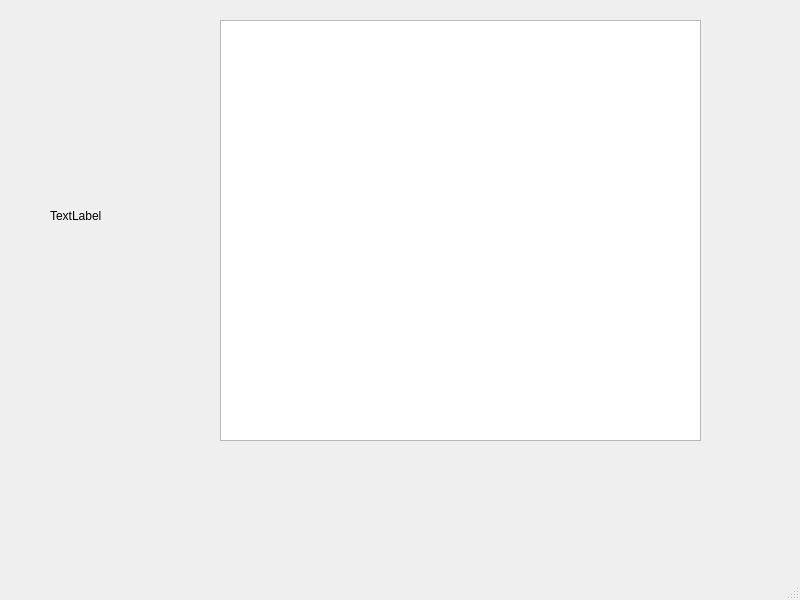
This is parser_from_lrc_and_xy/lrc_xy_parser/mainwindow.ui in knyazevmaksim/parser as Qt 5 draws it before an edit. The edited form follows.
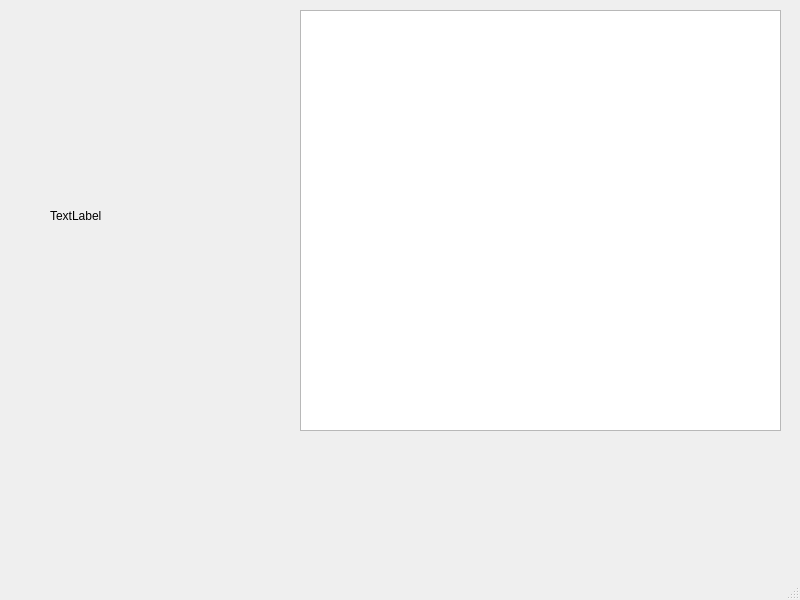
This is the edited form. Custom widgets are drawn as their Qt base class.

The edit to the form file:
```diff
--- a/parser_from_lrc_and_xy/lrc_xy_parser/mainwindow.ui
+++ b/parser_from_lrc_and_xy/lrc_xy_parser/mainwindow.ui
@@ -19,7 +19,7 @@
      <rect>
       <x>50</x>
       <y>40</y>
-      <width>141</width>
+      <width>221</width>
       <height>351</height>
      </rect>
     </property>
@@ -30,8 +30,8 @@
    <widget class="QTextBrowser" name="textBrowser">
     <property name="geometry">
      <rect>
-      <x>220</x>
-      <y>20</y>
+      <x>300</x>
+      <y>10</y>
       <width>481</width>
       <height>421</height>
      </rect>
```
